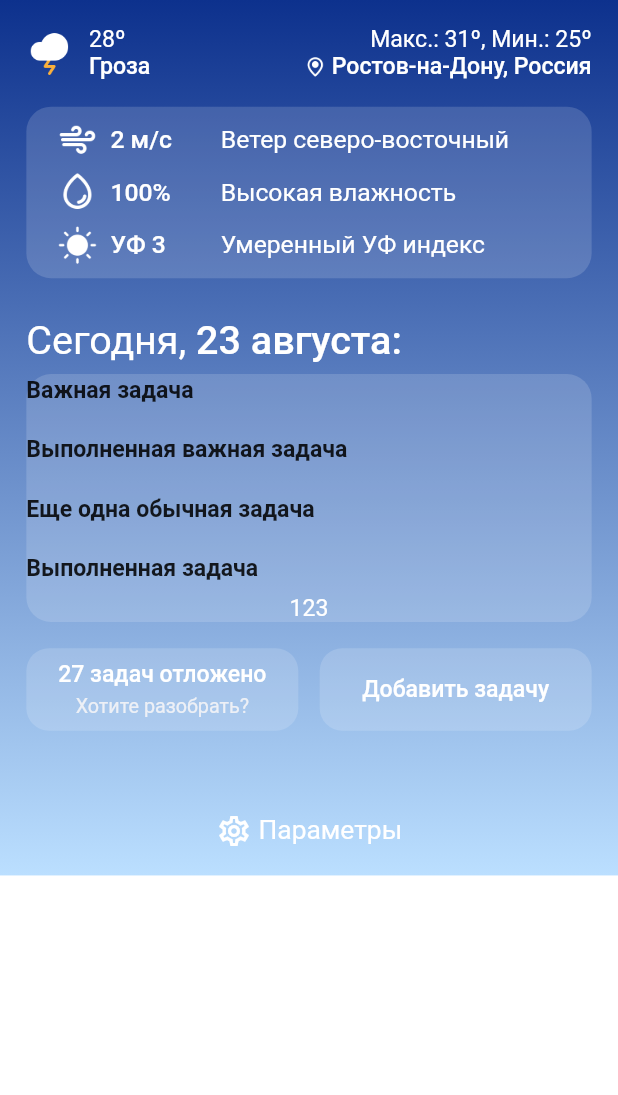
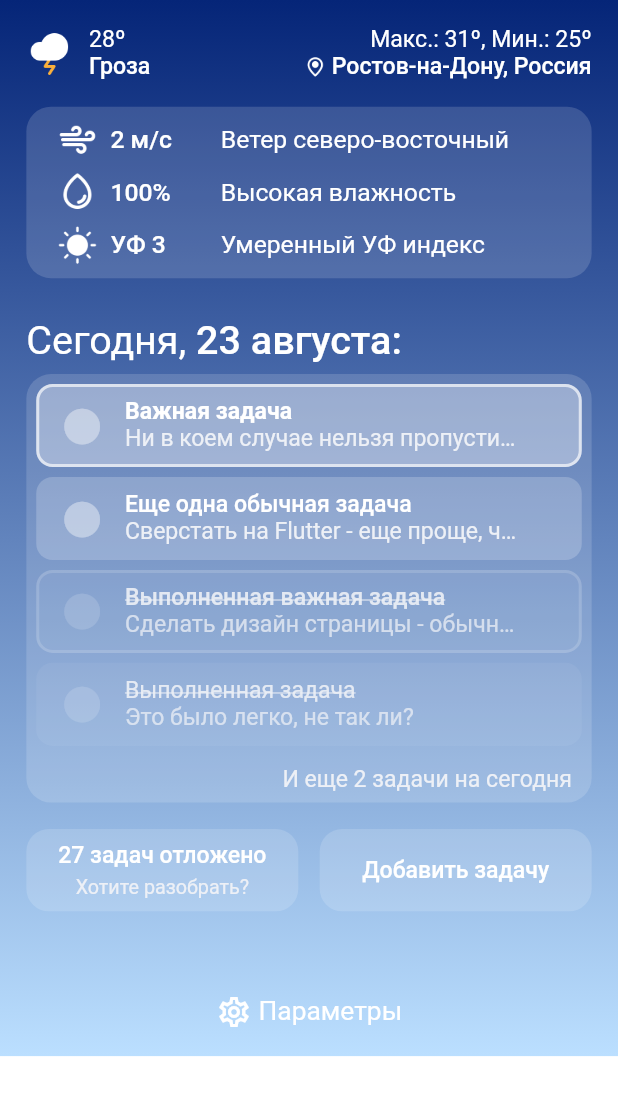
Before and after one commit to TemityStolyarov/assistent_app, a Flutter app: the screen it shows after launch, on a phone screen of 412 x 824 dp. Shown: the top 1095 px of the screen. Run offline on Flutter 3.47's test engine with Material 2 defaults, Android fonts, the phone set to English and light mode, and no system bars; our stand-ins replace auto_route, bloc, flutter_screenutil, hive, hive_flutter; accounts and stored records are empty.

Commit message:
MainScreen layout design implemented
+ auto_route, auto_route_generator, shared_preferences packages added,
+ tasks list design added

```diff
--- a/lib/core/constants.dart
+++ b/lib/core/constants.dart
@@ -15,7 +15,7 @@ const backgroundShiny = Color.fromRGBO(92, 166, 222, 1);
 const backgroundCloudy = Color.fromRGBO(106, 151, 184, 1);
 const backgroundNightCloudy = Color.fromRGBO(26, 54, 125, 1);
 const backgroundRainy = Color.fromRGBO(18, 48, 91, 1);
-const backgroundSnowy = Color.fromRGBO(137, 160, 190, 1);
+const backgroundSnowy = Color.fromRGBO(109, 132, 162, 1);
 const backgroundThunder = Color.fromRGBO(5, 37, 120, 1);
 const backgroundElseWeather = Color.fromRGBO(13, 49, 141, 1);
 const backgroundEnd = Color.fromRGBO(187, 223, 255, 1);
@@ -23,11 +23,3 @@ const backgroundEnd = Color.fromRGBO(187, 223, 255, 1);
 // Tasks' Cards' Colors
 const backgroundColor = Color.fromRGBO(255, 255, 255, 1);
 const backgroundBox = Color.fromRGBO(255, 255, 255, 0.15);
-const backgroundImportantTask = Color.fromRGBO(255, 255, 255, 0.35);
-const backgroundImportantTaskStroke = Color.fromRGBO(255, 255, 255, 0.65);
-const backgroundImportantTaskDone = Color.fromRGBO(255, 255, 255, 0.05);
-const backgroundImportantTaskStrokeDone = Color.fromRGBO(255, 255, 255, 0.10);
-const backgroundTask = Color.fromRGBO(255, 255, 255, 0.15);
-const backgroundTaskDone = Color.fromRGBO(255, 255, 255, 0.05);
-const pointTask = Color.fromRGBO(255, 255, 255, 0.30);
-const pointTaskDone = Color.fromRGBO(255, 255, 255, 0.10);
--- /dev/null
+++ b/lib/core/utils/routes/app_router.dart
@@ -0,0 +1,12 @@
+import 'package:auto_route/auto_route.dart';
+
+import 'app_router.gr.dart';
+
+@AutoRouterConfig()
+class AppRouter extends $AppRouter {
+  @override
+  List<AutoRoute> get routes => [
+        AutoRoute(page: LoadingRoute.page, initial: true),
+        AutoRoute(page: MainRoute.page),
+      ];
+}
--- /dev/null
+++ b/lib/feachures/main/bloc/main_page_event.dart
@@ -0,0 +1,4 @@
+part of 'main_page_bloc.dart';
+
+@immutable
+sealed class MainPageEvent {}
--- /dev/null
+++ b/lib/feachures/main/bloc/main_page_state.dart
@@ -0,0 +1,6 @@
+part of 'main_page_bloc.dart';
+
+@immutable
+sealed class MainPageState {}
+
+final class MainPageInitial extends MainPageState {}
--- a/lib/feachures/main/pages/main_page.dart
+++ b/lib/feachures/main/pages/main_page.dart
@@ -1,25 +1,26 @@
 import 'package:assistent_app/core/constants.dart';
 import 'package:assistent_app/feachures/main/widgets/custom_background_container.dart';
+import 'package:assistent_app/feachures/main/widgets/custom_task_tile.dart';
 import 'package:assistent_app/feachures/main/widgets/custom_text.dart';
 import 'package:assistent_app/feachures/main/widgets/custom_tile_container.dart';
 import 'package:assistent_app/feachures/task/models/task_model.dart';
 import 'package:assistent_app/feachures/widgets/custom_rounded_button.dart';
+import 'package:auto_route/auto_route.dart';
 import 'package:flutter/material.dart';
 import 'package:flutter_screenutil/flutter_screenutil.dart';
-import 'package:hive/hive.dart';
 import 'package:hive_flutter/hive_flutter.dart';
 import 'package:intl/intl.dart';
 
+@RoutePage()
 class MainPage extends StatelessWidget {
   const MainPage({super.key});
 
-  Future<void> _initDefaultTaskValues() async {
-    await Hive.openBox('tasks');
+  _initDefaultTaskValues() {
     Hive.box('tasks').put(
       0,
       TaskModel(
         name: 'Важная задача',
-        note: 'Ни в коем случае нельзя пропусти...',
+        note: 'Ни в коем случае нельзя пропустить ее выполнение',
         important: true,
         isDone: false,
       ),
@@ -27,19 +28,20 @@ class MainPage extends StatelessWidget {
     Hive.box('tasks').put(
       1,
       TaskModel(
-        name: 'Выполненная важная задача',
-        note: 'Сделать дизайн страницы - обычн...',
-        important: true,
-        isDone: true,
+        name: 'Еще одна обычная задача',
+        note:
+            'Сверстать на Flutter - еще проще, чем сделать дизайн, если честно',
+        important: false,
+        isDone: false,
       ),
     );
     Hive.box('tasks').put(
       2,
       TaskModel(
-        name: 'Еще одна обычная задача',
-        note: 'Сверстать на Flutter - еще проще, ч...',
-        important: false,
-        isDone: false,
+        name: 'Выполненная важная задача',
+        note: 'Сделать дизайн страницы - обычное легкое дело',
+        important: true,
+        isDone: true,
       ),
     );
     Hive.box('tasks').put(
@@ -51,24 +53,47 @@ class MainPage extends StatelessWidget {
         isDone: true,
       ),
     );
+    Hive.box('tasks').put(
+      4,
+      TaskModel(
+        name: 'Скрытая задача',
+        note: 'Тсс, ее тут нет',
+        important: false,
+        isDone: false,
+      ),
+    );
+    Hive.box('tasks').put(
+      5,
+      TaskModel(
+        name: 'Отложенная задача',
+        note: 'Кто ж знал, что будет еще один параметр?',
+        important: false,
+        isDone: false,
+      ),
+    );
+  }
+
+  _getWeather() {
+    return 'thunder';
   }
 
   @override
   Widget build(BuildContext context) {
     String locale = Localizations.localeOf(context).languageCode;
     String dayMonth = DateFormat.MMMMd(locale).format(DateTime.now());
-
-    return FutureBuilder(
-      future: _initDefaultTaskValues(),
-      builder: (context, child) {
-        return ScreenUtilInit(
+    _initDefaultTaskValues();
+    return Scaffold(
+      resizeToAvoidBottomInset: false,
+      backgroundColor: backgroundColor,
+      body: ScreenUtilInit(
         designSize: const Size(375, 812),
         builder: (context, child) {
+          final tasksBox = Hive.box('tasks');
           return SafeArea(
             child: BackgroundContainer(
-                weather: '',
+              weather: _getWeather(),
               child: SingleChildScrollView(
-                  physics: const NeverScrollableScrollPhysics(),
+                physics: const AlwaysScrollableScrollPhysics(),
                 child: Padding(
                   padding: EdgeInsets.all(16.sp),
                   child: Column(
@@ -219,12 +244,29 @@ class MainPage extends StatelessWidget {
                       TileContainer(
                         child: Column(
                           children: [
-                              const _TaskList(),
-                              SizedBox(height: 6.sp),
-                              CustomText(
-                                text: '123',
+                            Padding(
+                              padding: EdgeInsets.all(6.sp),
+                              child: const TaskList(),
+                            ),
+                            tasksBox.length > 4
+                                ? Row(
+                                    mainAxisAlignment: MainAxisAlignment.end,
+                                    children: [
+                                      Padding(
+                                        padding: EdgeInsets.symmetric(
+                                          horizontal: 12.sp,
+                                          vertical: 6.sp,
+                                        ),
+                                        child: CustomText(
+                                          text:
+                                              'И еще ${tasksBox.length - 4} задачи на сегодня',
                                           fontSize: 14.sp,
+                                          color: fontColorSubtitle,
                                         ),
+                                      ),
+                                    ],
+                                  )
+                                : const SizedBox(),
                           ],
                         ),
                       ),
@@ -263,176 +305,7 @@ class MainPage extends StatelessWidget {
             ),
           );
         },
-        );
-      },
+      ),
     );
   }
 }
-
-class _TaskList extends StatelessWidget {
-  const _TaskList({
-    Key? key,
-  }) : super(key: key);
-
-  void _showConfirmPanel(BuildContext context, TaskModel gift, int index) {
-    showModalBottomSheet(
-      shape: RoundedRectangleBorder(
-        borderRadius: BorderRadius.vertical(
-          top: Radius.circular(12.sp),
-        ),
-      ),
-      context: context,
-      isScrollControlled: true,
-      builder: (BuildContext context) {
-        return SizedBox(
-          height: 200.sp,
-          child: Center(
-            child: Padding(
-              padding: EdgeInsets.all(16.sp),
-              child: Column(
-                children: [
-                  Container(
-                    height: 4.sp,
-                    width: 35.sp,
-                    decoration: BoxDecoration(
-                      color: backgroundElseWeather,
-                      borderRadius: BorderRadius.circular(40.sp),
-                    ),
-                  ),
-                  Padding(
-                    padding: EdgeInsets.symmetric(
-                      horizontal: 40.sp,
-                      vertical: 16.sp,
-                    ),
-                    child: Text(
-                      // S.of(context).confirm_delete_gift(gift.name),
-                      'Текст подтверждения',
-                      textAlign: TextAlign.center,
-                      style: TextStyle(
-                        fontSize: 14.sp,
-                      ),
-                    ),
-                  ),
-                  SizedBox(height: 16.sp),
-                  RoundedButton(
-                    title: 'Удалить',
-                    fontSize: 16.sp,
-                    width: 181.sp,
-                    height: 50.sp,
-                    onPressed: () {
-                      Hive.box('tasks').deleteAt(index);
-                      Navigator.of(context).pop();
-                    },
-                    // text: S.of(context).delete,
-                    buttonColor: backgroundElseWeather,
-                  ),
-                  //
-                ],
-              ),
-            ),
-          ),
-        );
-      },
-    );
-  }
-
-  @override
-  Widget build(BuildContext context) {
-    return ValueListenableBuilder(
-      valueListenable: Hive.box('tasks').listenable(),
-      builder: (BuildContext context, tasksBox, Widget? child) {
-        return ListView.separated(
-          itemBuilder: (BuildContext context, int index) {
-            final taskModel = Hive.box('tasks').getAt(index) as TaskModel;
-            return InkWell(
-              overlayColor: const MaterialStatePropertyAll(Colors.transparent),
-              onDoubleTap: () {},
-              // => _showConfirmPanel(
-              //   context,
-              //   taskModel,
-              //   index,
-              // ),
-              child: _TaskTile(
-                taskModel: taskModel,
-                tasksBox: tasksBox,
-                index: index,
-              ),
-            );
-          },
-          itemCount: tasksBox.length,
-          separatorBuilder: (BuildContext context, int index) {
-            return SizedBox(height: 16.sp);
-          },
-          shrinkWrap: true,
-          physics: const NeverScrollableScrollPhysics(),
-          scrollDirection: Axis.vertical,
-        );
-      },
-    );
-  }
-}
-
-class _TaskTile extends StatelessWidget {
-  final TaskModel taskModel;
-  final Box tasksBox;
-  final int index;
-
-  const _TaskTile({
-    Key? key,
-    required this.taskModel,
-    required this.tasksBox,
-    required this.index,
-  }) : super(key: key);
-
-  @override
-  Widget build(BuildContext context) {
-    return Row(
-      children: [
-        Expanded(
-          child: Column(
-            crossAxisAlignment: CrossAxisAlignment.start,
-            mainAxisSize: MainAxisSize.min,
-            children: [
-              Text(
-                taskModel.name,
-                style: TextStyle(
-                  fontSize: 14.sp,
-                  fontWeight: FontWeight.w600,
-                ),
-              ),
-              // GestureDetector(
-              //   onTap: openLink,
-              //   child: Text(
-              //     S.of(context).gift_link,
-              //     style: TextStyle(
-              //       fontSize: 14.sp,
-              //       decoration: TextDecoration.underline,
-              //     ),
-              //   ),
-              // ),
-            ],
-          ),
-        ),
-        InkWell(
-          onTap: () {
-            // context.read<WishlistPageBloc>().add(
-            //       WishlistPageChangeEvent(
-            //         index: index,
-            //         giftModel: giftModel,
-            //       ),
-            //     );
-          },
-          borderRadius: BorderRadius.circular(20.r),
-          child: Ink(
-            width: 20.sp,
-            height: 20.sp,
-            decoration: BoxDecoration(
-              color: taskModel.isDone ? pointTaskDone : pointTask,
-              shape: BoxShape.circle,
-            ),
-          ),
-        ),
-      ],
-    );
-  }
-}
--- /dev/null
+++ b/lib/feachures/main/widgets/custom_task_tile.dart
@@ -0,0 +1,246 @@
+import 'package:assistent_app/core/constants.dart';
+import 'package:assistent_app/feachures/main/widgets/custom_text.dart';
+import 'package:assistent_app/feachures/task/models/task_model.dart';
+import 'package:assistent_app/feachures/widgets/custom_rounded_button.dart';
+import 'package:flutter/material.dart';
+import 'package:flutter/services.dart';
+import 'package:flutter_screenutil/flutter_screenutil.dart';
+import 'package:hive_flutter/hive_flutter.dart';
+
+class _TaskTile extends StatelessWidget {
+  final TaskModel taskModel;
+  final Box tasksBox;
+  final int index;
+
+  const _TaskTile({
+    Key? key,
+    required this.taskModel,
+    required this.tasksBox,
+    required this.index,
+  }) : super(key: key);
+
+  @override
+  Widget build(BuildContext context) {
+    FontWeight fontWeight;
+    Color tileColor;
+    Color strokeColor = backgroundColor.withOpacity(0);
+    if (taskModel.isDone) {
+      fontWeight = fontWeightRegular;
+      tileColor = backgroundColor.withOpacity(0.05);
+      if (taskModel.important) {
+        fontWeight = fontWeightMedium;
+        strokeColor = backgroundColor.withOpacity(0.15);
+      }
+    } else {
+      fontWeight = fontWeightMedium;
+      tileColor = backgroundColor.withOpacity(0.2);
+      if (taskModel.important) {
+        fontWeight = fontWeightBold;
+        strokeColor = backgroundColor.withOpacity(0.65);
+        tileColor = backgroundColor.withOpacity(0.35);
+      }
+    }
+    return Container(
+      decoration: BoxDecoration(
+        borderRadius: BorderRadius.all(Radius.circular(10.sp)),
+        color: tileColor,
+        border: Border.all(
+          color: strokeColor,
+          width: 2,
+        ),
+      ),
+      child: Padding(
+        padding: EdgeInsets.symmetric(
+          horizontal: 13.sp,
+          vertical: 7.sp,
+        ),
+        child: Row(
+          children: [
+            GestureDetector(
+              child: Icon(
+                Icons.circle,
+                size: 26.spMax,
+                color: taskModel.isDone
+                    ? backgroundColor.withOpacity(0.15)
+                    : backgroundColor.withOpacity(0.4),
+              ),
+              onTap: () {
+                Hive.box('tasks').putAt(
+                  index,
+                  TaskModel(
+                    name: taskModel.name,
+                    note: taskModel.note,
+                    important: taskModel.important,
+                    date: taskModel.date,
+                    isDone: !taskModel.isDone,
+                  ),
+                );
+              },
+            ),
+            SizedBox(width: 13.sp),
+            Column(
+              crossAxisAlignment: CrossAxisAlignment.start,
+              children: [
+                Container(
+                  constraints: BoxConstraints(
+                    maxWidth: 240.sp,
+                  ),
+                  child: CustomText(
+                    text: taskModel.name,
+                    color: taskModel.isDone
+                        ? fontColorSubtitle.withOpacity(0.9)
+                        : fontColorTitle,
+                    fontSize: 14.sp,
+                    fontWeight: fontWeight,
+                    decoration: taskModel.isDone
+                        ? TextDecoration.lineThrough
+                        : TextDecoration.none,
+                  ),
+                ),
+                Container(
+                  constraints: BoxConstraints(
+                    maxWidth: 240.sp,
+                  ),
+                  child: CustomText(
+                    text: taskModel.note,
+                    color: taskModel.isDone
+                        ? fontColorSubtitle.withOpacity(0.75)
+                        : fontColorSubtitle,
+                    fontSize: 14.sp,
+                    fontWeight: fontWeightRegular,
+                  ),
+                ),
+              ],
+            ),
+          ],
+        ),
+      ),
+    );
+  }
+}
+
+class TaskList extends StatelessWidget {
+  const TaskList({
+    Key? key,
+  }) : super(key: key);
+
+  void _showConfirmPanel(BuildContext context, TaskModel task, int index) {
+    SystemChrome.setSystemUIOverlayStyle(
+      const SystemUiOverlayStyle(
+        systemNavigationBarColor: Colors.white,
+      ),
+    );
+    showModalBottomSheet(
+      shape: RoundedRectangleBorder(
+        borderRadius: BorderRadius.vertical(
+          top: Radius.circular(12.sp),
+        ),
+      ),
+      context: context,
+      isScrollControlled: true,
+      builder: (BuildContext context) {
+        return SizedBox(
+          height: 200.sp,
+          child: Center(
+            child: Padding(
+              padding: EdgeInsets.all(16.sp),
+              child: Column(
+                children: [
+                  Container(
+                    height: 4.sp,
+                    width: 35.sp,
+                    decoration: BoxDecoration(
+                      color: backgroundElseWeather,
+                      borderRadius: BorderRadius.circular(40.sp),
+                    ),
+                  ),
+                  Padding(
+                    padding: EdgeInsets.symmetric(
+                      horizontal: 40.sp,
+                      vertical: 16.sp,
+                    ),
+                    child: CustomText(
+                      text: 'Вы точно хотите удалить задачу "${task.name}"?',
+                      fontSize: 14.sp,
+                      overflow: TextOverflow.fade,
+                      align: TextAlign.center,
+                      color: fontColorBlack,
+                    ),
+                  ),
+                  SizedBox(height: 16.sp),
+                  RoundedButton(
+                    title: 'Удалить',
+                    fontSize: 16.sp,
+                    width: 181.sp,
+                    height: 50.sp,
+                    onPressed: () {
+                      Hive.box('tasks').deleteAt(index);
+                      Navigator.of(context).pop();
+                    },
+                    // text: S.of(context).delete,
+                    buttonColor: backgroundElseWeather,
+                  ),
+                  //
+                ],
+              ),
+            ),
+          ),
+        );
+      },
+    ).then(
+      (value) {
+        Future.delayed(const Duration(milliseconds: 200)).then(
+          (value) {
+            SystemChrome.setSystemUIOverlayStyle(
+              const SystemUiOverlayStyle(
+                systemNavigationBarColor: backgroundEnd,
+              ),
+            );
+          },
+        );
+      },
+    );
+  }
+
+  @override
+  Widget build(BuildContext context) {
+    return ValueListenableBuilder(
+      valueListenable: Hive.box('tasks').listenable(),
+      builder: (BuildContext context, tasksBox, Widget? child) {
+        return AnimatedSize(
+          curve: Curves.easeOut,
+          alignment: Alignment.topCenter,
+          duration: const Duration(milliseconds: 200),
+          child: ListView.separated(
+            itemBuilder: (BuildContext context, int index) {
+              final taskModel = Hive.box('tasks').getAt(index) as TaskModel;
+              return InkWell(
+                overlayColor:
+                    const MaterialStatePropertyAll(Colors.transparent),
+                onDoubleTap: () => _showConfirmPanel(
+                  context,
+                  taskModel,
+                  index,
+                ),
+                child: _TaskTile(
+                  taskModel: taskModel,
+                  tasksBox: tasksBox,
+                  index: index,
+                ),
+              );
+            },
+            itemCount: tasksBox.length > 4
+                ? tasksBox.length - (tasksBox.length - 4)
+                : tasksBox.length,
+            separatorBuilder: (BuildContext context, int index) {
+              return SizedBox(height: 6.sp);
+            },
+            shrinkWrap: true,
+            physics: const NeverScrollableScrollPhysics(),
+            scrollDirection: Axis.vertical,
+          ),
+        );
+      },
+    );
+  }
+}
--- a/lib/feachures/main/widgets/custom_text.dart
+++ b/lib/feachures/main/widgets/custom_text.dart
@@ -6,19 +6,28 @@ class CustomText extends StatelessWidget {
   final double fontSize;
   final FontWeight fontWeight;
   final Color color;
+  final TextDecoration decoration;
+  final TextAlign align;
+  final TextOverflow overflow;
   const CustomText({
     super.key,
     required this.text,
     required this.fontSize,
     this.fontWeight = fontWeightRegular,
     this.color = fontColorTitle,
+    this.decoration = TextDecoration.none,
+    this.align = TextAlign.left,
+    this.overflow = TextOverflow.ellipsis,
   });
 
   @override
   Widget build(BuildContext context) {
     return Text(
       text,
+      textAlign: align,
+      overflow: overflow,
       style: TextStyle(
+        decoration: decoration,
         color: color,
         fontSize: fontSize,
         fontWeight: fontWeight,
--- a/lib/feachures/task/models/task_model.dart
+++ b/lib/feachures/task/models/task_model.dart
@@ -11,7 +11,7 @@ class TaskModel {
   @HiveField(2)
   final bool isDone;
   @HiveField(3)
-  final String? note;
+  final String note;
   @HiveField(4)
   final DateTime? date;
 
@@ -19,7 +19,7 @@ class TaskModel {
     required this.name,
     required this.important,
     required this.isDone,
-    this.note,
+    this.note = '',
     this.date,
   });
 }
--- a/lib/main.dart
+++ b/lib/main.dart
@@ -1,22 +1,13 @@
 import 'package:assistent_app/core/constants.dart';
-import 'package:assistent_app/feachures/main/pages/main_page.dart';
-import 'package:assistent_app/feachures/task/models/task_model.dart';
+import 'package:assistent_app/core/utils/routes/app_router.dart';
 import 'package:assistent_app/generated/l10n.dart';
 import 'package:flutter/services.dart';
+import 'package:flutter/material.dart';
 import 'package:flutter_localizations/flutter_localizations.dart';
-import 'package:flutter/material.dart';
-import 'package:hive/hive.dart';
-import 'package:path_provider/path_provider.dart';
 
-void main() async {
-  WidgetsFlutterBinding.ensureInitialized();
+void main() {
+  // WidgetsFlutterBinding.ensureInitialized(); must be helpful with splash screen
   runApp(const MainApp());
-  await getApplicationDocumentsDirectory().then(
-    (appDocumentDirectory) {
-      Hive.init(appDocumentDirectory.path);
-    },
-  );
-  Hive.registerAdapter(TaskModelAdapter());
 }
 
 class MainApp extends StatelessWidget {
@@ -30,7 +21,9 @@ class MainApp extends StatelessWidget {
         systemNavigationBarIconBrightness: Brightness.light,
       ),
     );
-    return MaterialApp(
+    AppRouter appRouter = AppRouter();
+    return MaterialApp.router(
+      routerConfig: appRouter.config(),
       debugShowCheckedModeBanner: false,
       theme: ThemeData(
         fontFamily: 'Roboto',
@@ -42,11 +35,6 @@ class MainApp extends StatelessWidget {
         GlobalCupertinoLocalizations.delegate,
       ],
       supportedLocales: S.delegate.supportedLocales,
-      home: const Scaffold(
-        resizeToAvoidBottomInset: false,
-        backgroundColor: backgroundColor,
-        body: MainPage(),
-      ),
     );
   }
 }
--- a/pubspec.yaml
+++ b/pubspec.yaml
@@ -7,6 +7,8 @@ environment:
   sdk: '>=3.0.6 <4.0.0'
 
 dependencies:
+  auto_route: ^7.8.0
+  auto_route_generator: ^7.3.1
   flutter:
     sdk: flutter
   flutter_bloc: ^8.1.3
@@ -18,6 +20,7 @@ dependencies:
   hive_generator: ^2.0.1
   intl: ^0.18.0
   path_provider: ^2.1.0
+  shared_preferences: ^2.2.0
 
 dev_dependencies:
   flutter_test:
```
Also changed, not shown: lib/feachures/loading/pages/loading_page.dart (added, +93 -0 lines), lib/feachures/main/bloc/main_page_bloc.dart (added, +13 -0 lines), lib/core/utils/routes/app_router.gr.dart (added), lib/feachures/task/models/task_model.g.dart, lib/settings/pages/settings_page.dart (added), pubspec.lock. Lines whose indentation alone changed are shown as unchanged.
